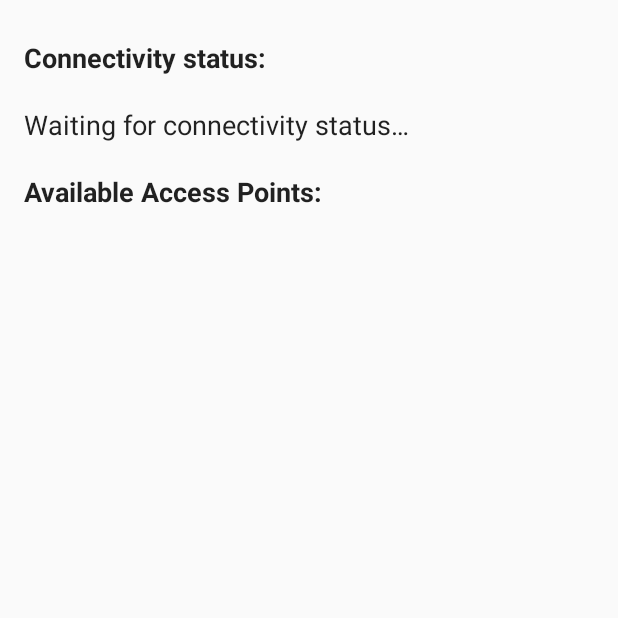
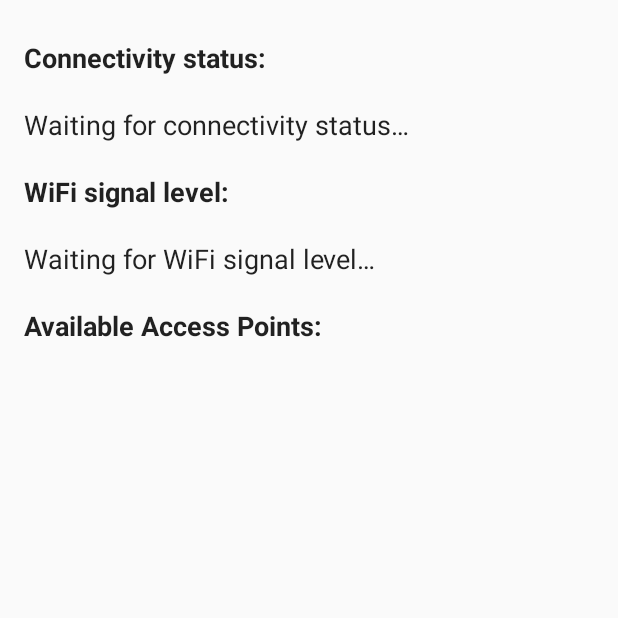
Before and after one commit to pwittchen/ReactiveNetwork, an Android app: the screen it shows after launch (MainActivity), on a phone screen of 412 x 824 dp, the top half of it. Run offline under Robolectric (Android 15) with nearby library versions, the phone set to English and light mode, and no system bars; libraries missing offline, so code that uses them is left out: rx.android.schedulers, rx.functions, rx.schedulers, rx.subscriptions; 3 statements that could not run were skipped.

Commit message:
observing WiFi signal level - updates after code review and code refactoring

```diff
--- a/app-kotlin/src/main/kotlin/com/github/pwittchen/reactivenetwork/kotlinapp/MainActivity.kt
+++ b/app-kotlin/src/main/kotlin/com/github/pwittchen/reactivenetwork/kotlinapp/MainActivity.kt
@@ -9,15 +9,19 @@ import com.github.pwittchen.reactivenetwork.library.ReactiveNetwork
 import kotlinx.android.synthetic.activity_main.*
 import rx.Subscription
 import rx.android.schedulers.AndroidSchedulers
+import rx.functions.Action1
 import rx.schedulers.Schedulers
 import java.util.*
 
 class MainActivity : Activity() {
-    private var wifiSubscription: Subscription? = null
-    private var connectivitySubscription: Subscription? = null
+  private var wifiSub: Subscription? = null
+  private var connectivitySub: Subscription? = null
+  private var signalLevelSub: Subscription? = null
 
   companion object {
     private val TAG = "ReactiveNetwork"
+    private val WIFI_NUM_LEVELS = 4;
+    private val WIFI_SIGNAL_LEVEL_MESSAGE = "wifi signal level: ";
   }
 
   override fun onCreate(savedInstanceState: Bundle?) {
@@ -29,7 +33,7 @@ class MainActivity : Activity() {
     super.onResume()
     val reactiveNetwork: ReactiveNetwork = ReactiveNetwork()
 
-        connectivitySubscription = reactiveNetwork.observeConnectivity(applicationContext)
+    connectivitySub = reactiveNetwork.observeConnectivity(applicationContext)
         .subscribeOn(Schedulers.io())
         .observeOn(AndroidSchedulers.mainThread())
         .subscribe { connectivityStatus ->
@@ -37,7 +41,16 @@ class MainActivity : Activity() {
           Log.d(TAG, connectivityStatus.toString())
         }
 
-        wifiSubscription = reactiveNetwork.observeWifiAccessPoints(applicationContext)
+    signalLevelSub = reactiveNetwork.observeWifiSignalLevel(applicationContext, WIFI_NUM_LEVELS)
+        .subscribeOn(Schedulers.io())
+        .observeOn(AndroidSchedulers.mainThread())
+        .subscribe { signalLevel ->
+          val message = WIFI_SIGNAL_LEVEL_MESSAGE.concat(signalLevel.toString())
+          wifi_signal_level.text = message
+          Log.d(TAG, message);
+        }
+
+    wifiSub = reactiveNetwork.observeWifiAccessPoints(applicationContext)
         .subscribeOn(Schedulers.io())
         .observeOn(AndroidSchedulers.mainThread())
         .subscribe { scanResults -> displayAccessPoints(scanResults) }
@@ -55,8 +68,9 @@ class MainActivity : Activity() {
 
   override fun onPause() {
     super.onPause()
-        safelyUnsubscribe(connectivitySubscription)
-        safelyUnsubscribe(wifiSubscription)
+    safelyUnsubscribe(connectivitySub)
+    safelyUnsubscribe(signalLevelSub)
+    safelyUnsubscribe(wifiSub)
   }
 
   private fun safelyUnsubscribe(subscription: Subscription?) {
--- a/app-kotlin/src/main/res/layout/activity_main.xml
+++ b/app-kotlin/src/main/res/layout/activity_main.xml
@@ -2,10 +2,10 @@
     xmlns:tools="http://schemas.android.com/tools"
     android:layout_width="match_parent"
     android:layout_height="match_parent"
+    android:paddingBottom="@dimen/activity_vertical_margin"
     android:paddingLeft="@dimen/activity_horizontal_margin"
     android:paddingRight="@dimen/activity_horizontal_margin"
     android:paddingTop="@dimen/activity_vertical_margin"
-    android:paddingBottom="@dimen/activity_vertical_margin"
     tools:context=".MainActivity"
     >
 
@@ -31,12 +31,34 @@
       android:textAppearance="@android:style/TextAppearance.Medium"
       />
 
+  <TextView
+      android:id="@+id/wifi_signal_level_label"
+      android:layout_width="match_parent"
+      android:layout_height="wrap_content"
+      android:layout_below="@+id/connectivity_status"
+      android:paddingBottom="@dimen/text_view_padding"
+      android:paddingTop="@dimen/text_view_padding"
+      android:text="@string/wifi_signal_level"
+      android:textAppearance="@android:style/TextAppearance.Medium"
+      android:textStyle="bold"
+      />
+
+  <TextView
+      android:id="@+id/wifi_signal_level"
+      android:layout_width="match_parent"
+      android:layout_height="wrap_content"
+      android:layout_below="@+id/wifi_signal_level_label"
+      android:paddingBottom="@dimen/text_view_padding"
+      android:paddingTop="@dimen/text_view_padding"
+      android:text="@string/waiting_for_wifi_signal_level"
+      android:textAppearance="@android:style/TextAppearance.Medium"
+      />
 
   <TextView
       android:id="@+id/access_points_label"
       android:layout_width="match_parent"
       android:layout_height="wrap_content"
-      android:layout_below="@id/connectivity_status"
+      android:layout_below="@id/wifi_signal_level"
       android:paddingBottom="@dimen/text_view_padding"
       android:paddingTop="@dimen/text_view_padding"
       android:text="@string/available_access_points"
--- a/app-kotlin/src/main/res/values/strings.xml
+++ b/app-kotlin/src/main/res/values/strings.xml
@@ -1,7 +1,9 @@
 <resources>
   <string name="app_name">ReactiveNetwork</string>
   <string name="waiting_for_connectivity_status">Waiting for connectivity status&#8230;</string>
+  <string name="waiting_for_wifi_signal_level">Waiting for WiFi signal level&#8230;</string>
   <string name="connectivity_status">Connectivity status:</string>
+  <string name="wifi_signal_level">WiFi signal level:</string>
   <string name="available_access_points">Available Access Points:</string>
   <string name="waiting_for_signal_strength_change">Waiting for signal strength change&#8230;</string>
 </resources>
--- a/app/src/main/res/values/strings.xml
+++ b/app/src/main/res/values/strings.xml
@@ -1,9 +1,9 @@
 <resources>
   <string name="app_name">ReactiveNetwork</string>
   <string name="waiting_for_connectivity_status">Waiting for connectivity status&#8230;</string>
-  <string name="waiting_for_wifi_signal_level">Waiting for wifi signal level&#8230;</string>
+  <string name="waiting_for_wifi_signal_level">Waiting for WiFi signal level&#8230;</string>
   <string name="connectivity_status">Connectivity status:</string>
-  <string name="wifi_signal_level">Wifi signal sevel:</string>
+  <string name="wifi_signal_level">WiFi signal level:</string>
   <string name="available_access_points">Available Access Points:</string>
   <string name="waiting_for_signal_strength_change">Waiting for signal strength change&#8230;</string>
 </resources>
--- a/library/src/main/java/com/github/pwittchen/reactivenetwork/library/ReactiveNetwork.java
+++ b/library/src/main/java/com/github/pwittchen/reactivenetwork/library/ReactiveNetwork.java
@@ -40,11 +40,12 @@ import rx.subscriptions.Subscriptions;
  */
 public final class ReactiveNetwork {
 
+  private static final int DEFAULT_WIFI_NUM_LEVELS = 4;
   private boolean internetConnectionCheckEnabled = false;
   private ConnectivityStatus status = ConnectivityStatus.UNKNOWN;
 
   /**
-   * enables Internet connection check
+   * Enables Internet connection check.
    * When it's called WIFI_CONNECTED_HAS_INTERNET and WIFI_CONNECTED_HAS_NO_INTERNET statuses
    * can be emitted by observeConnectivity(context) method. When it isn't called
    * only WIFI_CONNECTED can by emitted by observeConnectivity(context) method.
@@ -163,11 +164,22 @@ public final class ReactiveNetwork {
   }
 
   /**
-   * Observe WiFi signal level.
+   * Observes WiFi signal level with default num levels value
    * Returns WiFi signal level
    *
    * @param context Context of the activity or an application
-   * @param  numLevels
+   * @return RxJava Observable with WiFi signal level
+   */
+  public Observable<Integer> observeWifiSignalLevel(final Context context) {
+    return observeWifiSignalLevel(context, DEFAULT_WIFI_NUM_LEVELS);
+  }
+
+  /**
+   * Observes WiFi signal level.
+   * Returns WiFi signal level
+   *
+   * @param context Context of the activity or an application
+   * @param numLevels The number of levels to consider in the calculated level as Integer
    * @return RxJava Observable with WiFi signal level
    */
   public Observable<Integer> observeWifiSignalLevel(final Context context, final int numLevels) {
@@ -178,12 +190,11 @@ public final class ReactiveNetwork {
 
     return Observable.create(new Observable.OnSubscribe<Integer>() {
 
-      @Override
-      public void call(final Subscriber<? super Integer> subscriber) {
+      @Override public void call(final Subscriber<? super Integer> subscriber) {
         final BroadcastReceiver receiver = new BroadcastReceiver() {
-          @Override
-          public void onReceive(Context context, Intent intent) {
-            int level = WifiManager.calculateSignalLevel(wifiManager.getConnectionInfo().getRssi(), numLevels);
+          @Override public void onReceive(Context context, Intent intent) {
+            final int rssi = wifiManager.getConnectionInfo().getRssi();
+            final int level = WifiManager.calculateSignalLevel(rssi, numLevels);
             subscriber.onNext(level);
           }
         };
@@ -191,15 +202,13 @@ public final class ReactiveNetwork {
         context.registerReceiver(receiver, filter);
 
         subscriber.add(unsubscribeInUiThread(new Action0() {
-          @Override
-          public void call() {
+          @Override public void call() {
             context.unregisterReceiver(receiver);
           }
         }));
       }
     }).defaultIfEmpty(0);
   }
-
 
   private Subscription unsubscribeInUiThread(final Action0 unsubscribe) {
     return Subscriptions.create(new Action0() {
```
Also changed, not shown: app/src/main/java/com/github/pwittchen/reactivenetwork/app/MainActivity.java (+26 -25 lines), app/src/main/res/layout/activity_main.xml (+4 -4 lines), 1 other file. Lines whose indentation alone changed are shown as unchanged.
